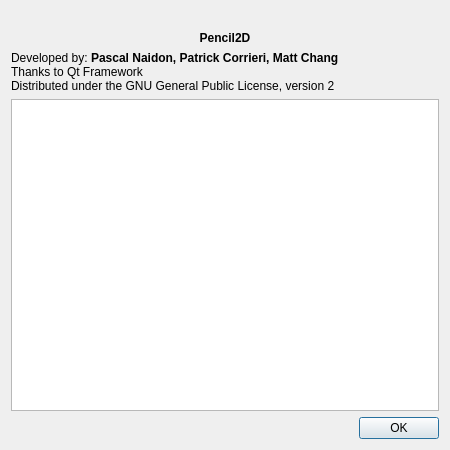
Old version of the form app/ui/aboutdialog.ui in the repository 1220874621zp-debug/pencil-dream.
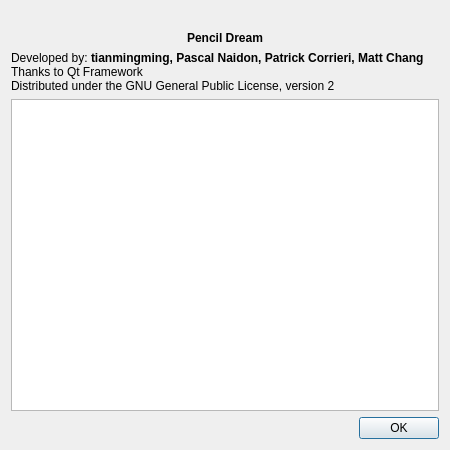
New version of the form. Icons and pictures are not drawn.

Commit message: 关于对话框品牌化：标题改Pencil Dream、用现有应用图标、作者最前加tianmingming

What changed in the file:
```diff
--- a/app/ui/aboutdialog.ui
+++ b/app/ui/aboutdialog.ui
@@ -39,7 +39,7 @@
    <item>
     <widget class="QLabel" name="logoText">
      <property name="text">
-      <string notr="true">&lt;b&gt;Pencil2D&lt;/b&gt;</string>
+      <string notr="true">&lt;b&gt;Pencil Dream&lt;/b&gt;</string>
      </property>
      <property name="alignment">
       <set>Qt::AlignCenter</set>
@@ -49,7 +49,7 @@
    <item>
     <widget class="QLabel" name="aboutText">
      <property name="text">
-      <string>Developed by: &lt;b&gt;Pascal Naidon, Patrick Corrieri, Matt Chang&lt;/b&gt;&lt;br&gt;Thanks to Qt Framework&lt;br&gt;Distributed under the GNU General Public License, version 2</string>
+      <string>Developed by: &lt;b&gt;tianmingming, Pascal Naidon, Patrick Corrieri, Matt Chang&lt;/b&gt;&lt;br&gt;Thanks to Qt Framework&lt;br&gt;Distributed under the GNU General Public License, version 2</string>
      </property>
      <property name="wordWrap">
       <bool>true</bool>
```
Left out of the diff: 2 changed lines with no effect on the pictures. The commit also changes 1 other file.
